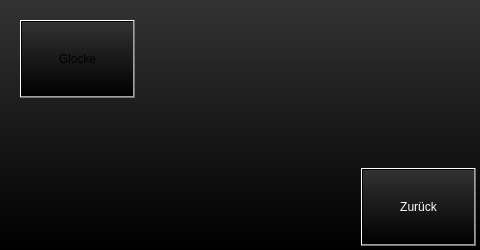
The window that projects/klaus_visu_ap420/setupwindow.ui (busmaster/homebus) describes before a commit, drawn with Qt 5.
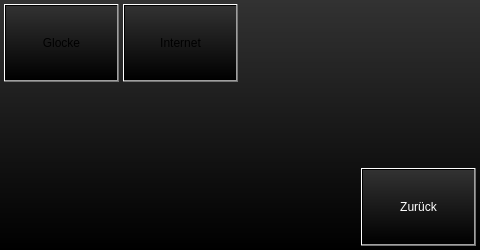
The same window after the commit.

Commit message: visu: moved 'internet' button to setup window

Diff of the .ui file:
```diff
--- a/projects/klaus_visu_ap420/setupwindow.ui
+++ b/projects/klaus_visu_ap420/setupwindow.ui
@@ -44,8 +44,8 @@
   <widget class="QPushButton" name="pushButtonDoorbell">
    <property name="geometry">
     <rect>
-     <x>20</x>
-     <y>20</y>
+     <x>4</x>
+     <y>4</y>
      <width>115</width>
      <height>78</height>
     </rect>
@@ -54,6 +54,19 @@
     <string>Glocke</string>
    </property>
   </widget>
+  <widget class="QPushButton" name="pushButtonInternet">
+   <property name="geometry">
+    <rect>
+     <x>123</x>
+     <y>4</y>
+     <width>115</width>
+     <height>78</height>
+    </rect>
+   </property>
+   <property name="text">
+    <string>Internet</string>
+   </property>
+  </widget>
  </widget>
  <resources/>
  <connections>
```
The commit also changes 6 other files.
